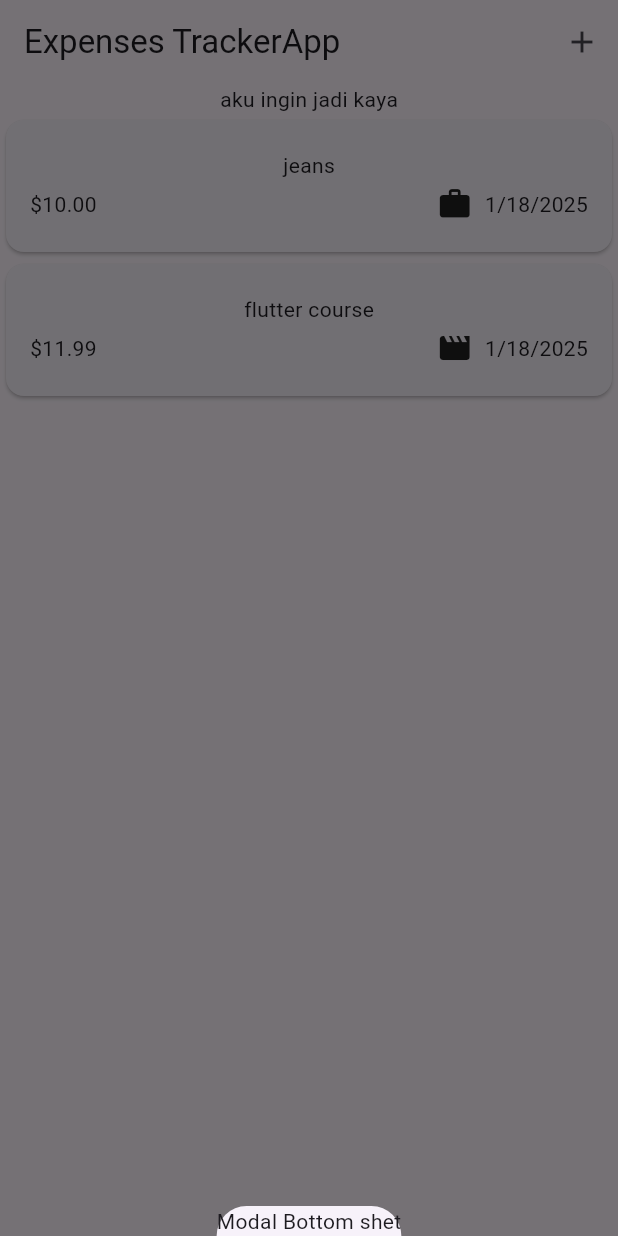
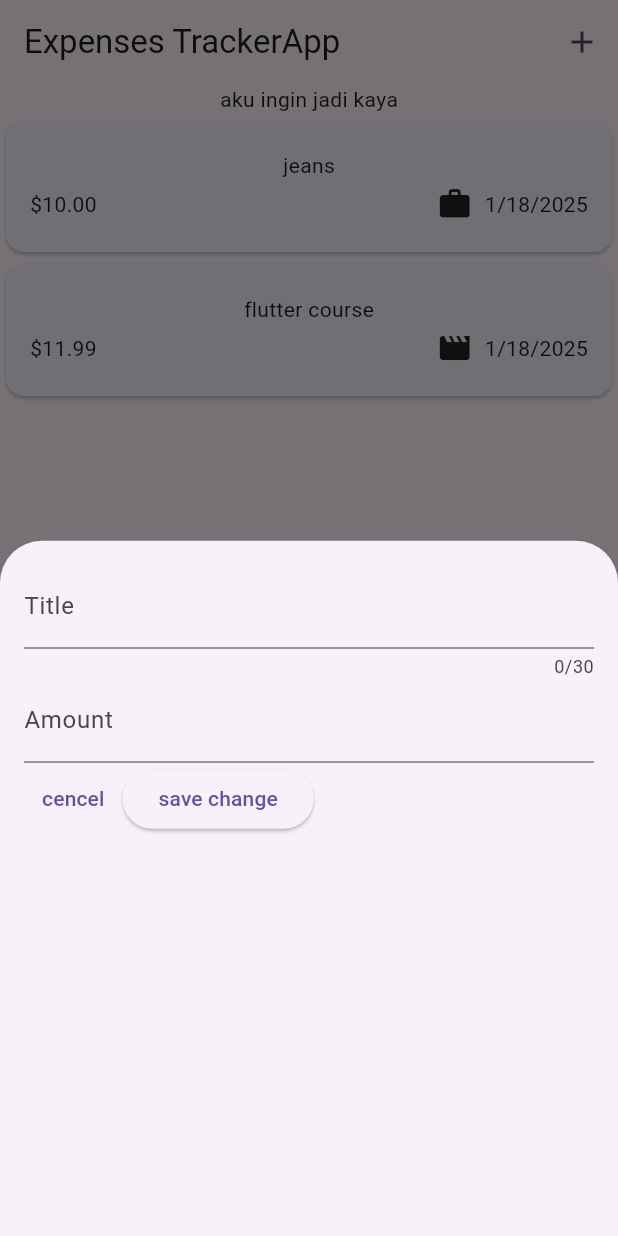
Before and after one commit to ikhsanmuhamad22/flutter-exprense_tracker_app, a Flutter app: the screen it shows after launch, after a tap on the "add" icon, on a phone screen of 412 x 824 dp. Run offline on Flutter 3.47's test engine with Material 3 defaults, Android fonts, the phone set to English and light mode, and no system bars.

Commit message:
add: new_expense widget

```diff
--- a/lib/widget/expenses.dart
+++ b/lib/widget/expenses.dart
@@ -1,5 +1,6 @@
 import 'package:expense_tracker_app/widget/expenses_list/expenses_list.dart';
 import 'package:expense_tracker_app/models/expense.dart';
+import 'package:expense_tracker_app/widget/new_expense.dart';
 import 'package:flutter/material.dart';
 
 class Expenses extends StatefulWidget {
@@ -30,7 +31,7 @@ class _ExpensesStete extends State<Expenses> {
     void openModalBottomOverlayer() {
       showModalBottomSheet(
         context: context,
-        builder: (ctx) => Text('Modal Bottom shet'),
+        builder: (ctx) => NewExpense(),
       );
     }
 
--- /dev/null
+++ b/lib/widget/new_expense.dart
@@ -0,0 +1,63 @@
+import 'package:flutter/material.dart';
+
+class NewExpense extends StatefulWidget {
+  const NewExpense({super.key});
+
+  @override
+  State<StatefulWidget> createState() {
+    return _NewExpenseState();
+  }
+}
+
+class _NewExpenseState extends State<NewExpense> {
+  final _titleController = TextEditingController();
+  final _amountController = TextEditingController();
+  @override
+  void dispose() {
+    _amountController.dispose();
+    _titleController.dispose();
+    super.dispose();
+  }
+
+  @override
+  Widget build(BuildContext context) {
+    return Padding(
+      padding: EdgeInsets.all(16),
+      child: Column(
+        children: [
+          TextField(
+            controller: _titleController,
+            maxLength: 30,
+            keyboardType: TextInputType.text,
+            decoration: InputDecoration(
+              label: Text('Title'),
+            ),
+          ),
+          TextField(
+            controller: _amountController,
+            keyboardType: TextInputType.number,
+            decoration: InputDecoration(
+              prefixText: '\$ ',
+              label: Text('Amount'),
+            ),
+          ),
+          Row(
+            children: [
+              TextButton(
+                onPressed: () => Navigator.pop(context),
+                child: Text('cencel'),
+              ),
+              ElevatedButton(
+                onPressed: () {
+                  print(_titleController.text);
+                  print(_amountController.text);
+                },
+                child: Text('save change'),
+              ),
+            ],
+          )
+        ],
+      ),
+    );
+  }
+}
```
